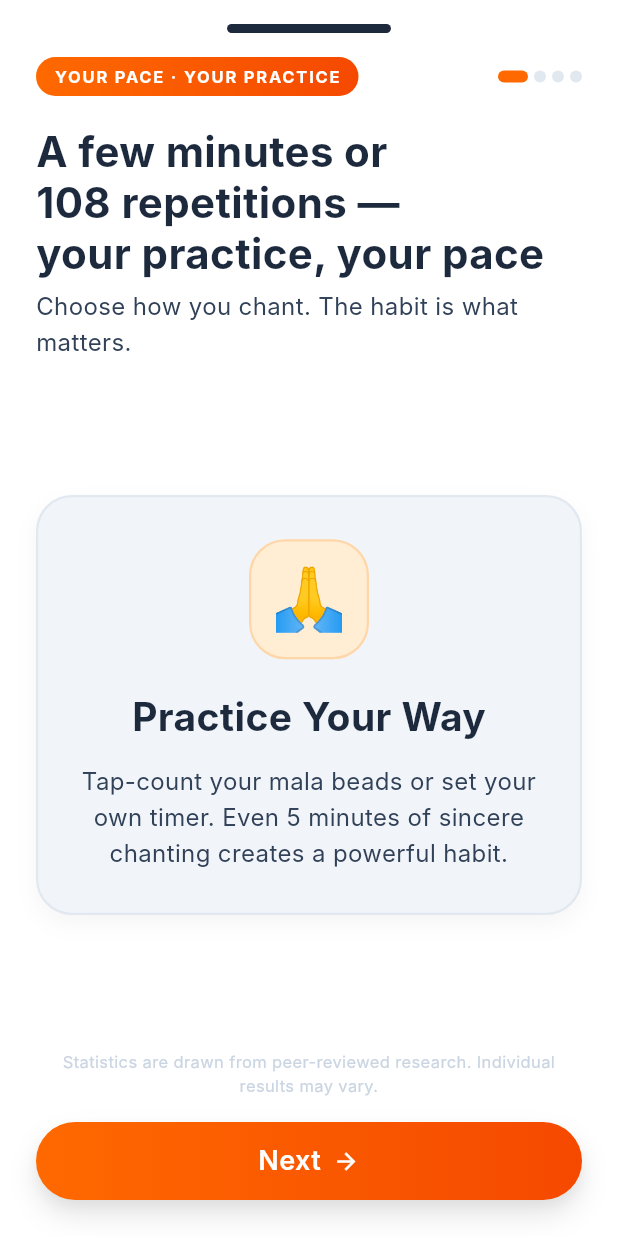
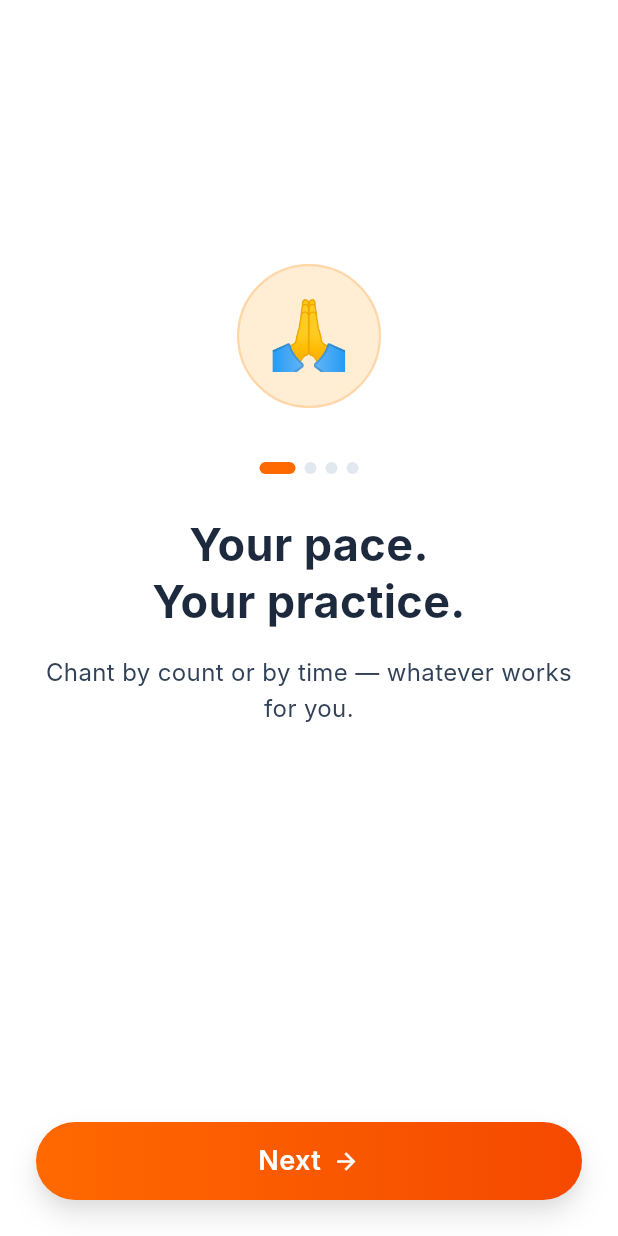
Before and after one commit to mantrastreak-app/MantraStreakApp, a Flutter app: the ChantingStatsScreen screen opened directly with empty values, on a phone screen of 412 x 824 dp. Run offline on Flutter 3.47's test engine with Material 3 defaults, Android fonts, the phone set to English and light mode, and no system bars; our stand-ins replace app_links, just_audio, shared_preferences, supabase_flutter; missing offline and left inert: app_settings; accounts and stored records are empty; Roboto replaces fonts that are missing (Inter).

Commit message:
onboarding screen changes

```diff
--- a/lib/app_router.dart
+++ b/lib/app_router.dart
@@ -243,7 +243,7 @@ class _AppRouterState extends State<AppRouter> {
           key: const ValueKey(AppRoute.home),
           streak: state.prayerStreak,
           totalDays: state.totalPrayerDays,
-          onViewDashboard: () => _navigate(AppRoute.monthlyDashboard),
+          onViewDashboard: () {},
           onProfile: () => _navigate(AppRoute.profile),
           onFavouriteTap: (id) => _openFavouritePrayer(id),
         );
--- a/lib/screens/chanting_stats_screen.dart
+++ b/lib/screens/chanting_stats_screen.dart
@@ -1,41 +1,34 @@
 import 'package:flutter/material.dart';
 import '../theme/app_theme.dart';
+import '../widgets/app_logo.dart';
 import '../widgets/gradient_button.dart';
 
-// Data for each slide
-const _stats = [
-  _Stat(
+// One idea per slide. Short headline. One line of body. That's it.
+const _slides = [
+  _Slide(
     emoji: '🙏',
-    stat: '',
-    headline: 'Practice Your Way',
-    body: 'Tap-count your mala beads or set your own timer. Even 5 minutes of sincere chanting creates a powerful habit.',
-    source: '',
+    headline: 'Your pace.\nYour practice.',
+    body: 'Chant by count or by time — whatever works for you.',
   ),
-  _Stat(
+  _Slide(
     emoji: '📿',
-    stat: '',
-    headline: 'Count Mode',
-    body: 'Tap along with your mala — 11, 21, 54, or 108 repetitions. Complete at your own pace.',
-    source: '',
+    headline: 'Count your\nmala beads.',
+    body: 'Tap 11, 21, 54 or 108 times. Complete at your own pace.',
   ),
-  _Stat(
+  _Slide(
     emoji: '⏱',
-    stat: '',
-    headline: 'Timer Mode',
-    body: 'Set 5, 10, 20 or 30 minutes. Perfect for longer prayers like the Hanuman Chalisa.',
-    source: '',
+    headline: 'Or set a\ntimer.',
+    body: 'Perfect for longer prayers like the Hanuman Chalisa.',
   ),
-  _Stat(
+  _Slide(
     emoji: '🔥',
-    stat: '',
-    headline: 'Build the Habit',
-    body: 'Consistency matters more than duration. Even one round counts toward your streak.',
-    source: '',
+    headline: 'One round\nbuilds a habit.',
+    body: 'Consistency matters more than duration. Every chant counts.',
   ),
 ];
 
 class ChantingStatsScreen extends StatefulWidget {
-  final int statIndex; // 0–3
+  final int statIndex;
   final VoidCallback onContinue;
 
   const ChantingStatsScreen({
@@ -57,7 +50,7 @@ class _ChantingStatsScreenState extends State<ChantingStatsScreen>
     super.initState();
     _controller = AnimationController(
       vsync: this,
-      duration: const Duration(milliseconds: 700),
+      duration: const Duration(milliseconds: 500),
     )..forward();
   }
 
@@ -67,18 +60,18 @@ class _ChantingStatsScreenState extends State<ChantingStatsScreen>
     super.dispose();
   }
 
-  _Stat get _stat => _stats[widget.statIndex];
-  bool get _isLast => widget.statIndex == 3;
-  // Progress 0.30 → 0.55 across the 4 stat screens
-  double get _progress => 0.30 + widget.statIndex * 0.08;
+  _Slide get _slide => _slides[widget.statIndex];
+  bool get _isLast => widget.statIndex == _slides.length - 1;
 
   @override
   Widget build(BuildContext context) {
-    final fade = CurvedAnimation(parent: _controller, curve: Curves.easeIn);
+    final fade = CurvedAnimation(
+        parent: _controller, curve: Curves.easeIn);
     final slide = Tween<Offset>(
-      begin: const Offset(0, 0.12),
+      begin: const Offset(0, 0.08),
       end: Offset.zero,
-    ).animate(CurvedAnimation(parent: _controller, curve: Curves.easeOut));
+    ).animate(CurvedAnimation(
+        parent: _controller, curve: Curves.easeOut));
 
     return Scaffold(
       body: SafeArea(
@@ -86,95 +79,102 @@ class _ChantingStatsScreenState extends State<ChantingStatsScreen>
           color: AppColors.white,
           child: Column(
             children: [
-              _buildHeader(),
               Expanded(
                 child: FadeTransition(
                   opacity: fade,
                   child: SlideTransition(
                     position: slide,
                     child: Padding(
-                        padding: const EdgeInsets.fromLTRB(24, 16, 24, 0),
+                      padding:
+                          const EdgeInsets.symmetric(horizontal: 24),
                       child: Column(
-                          crossAxisAlignment: CrossAxisAlignment.start,
+                        crossAxisAlignment: CrossAxisAlignment.center,
                         children: [
-                            // Badge row
-                            Row(
-                              mainAxisAlignment: MainAxisAlignment.spaceBetween,
-                              children: [
+                          const Spacer(flex: 2),
+
+                          // Big emoji — replaces logo on these screens
+                          // to differentiate from screen 1 & 2 while
+                          // keeping the same centered visual rhythm
                           Container(
-                                  padding: const EdgeInsets.symmetric(
-                                      horizontal: 12, vertical: 5),
+                            width: 96,
+                            height: 96,
                             decoration: BoxDecoration(
-                                    gradient: AppGradients.primaryButton,
-                                    borderRadius: BorderRadius.circular(100),
+                              color: AppColors.primarySurface,
+                              shape: BoxShape.circle,
+                              border: Border.all(
+                                  color: AppColors.primaryBorder,
+                                  width: 1.5),
                             ),
-                                  child: const Text(
-                                    'YOUR PACE · YOUR PRACTICE',
-                                    style: TextStyle(
-                                      fontFamily: 'Inter',
-                                      fontSize: 11,
-                                      fontWeight: FontWeight.w700,
-                                      color: Colors.white,
-                                      letterSpacing: 1.2,
+                            child: Center(
+                              child: Text(
+                                _slide.emoji,
+                                style: const TextStyle(fontSize: 44),
                               ),
                             ),
                           ),
-                                // Step dots
+
+                          const SizedBox(height: 36),
+
+                          // Step dots — small, centered, subtle
                           Row(
-                                  children: List.generate(4, (i) => Container(
-                                    width: i == widget.statIndex ? 20 : 8,
+                            mainAxisAlignment: MainAxisAlignment.center,
+                            children: List.generate(
+                              _slides.length,
+                              (i) => AnimatedContainer(
+                                duration:
+                                    const Duration(milliseconds: 300),
+                                width: i == widget.statIndex ? 24 : 8,
                                 height: 8,
-                                    margin: const EdgeInsets.only(left: 4),
+                                margin: const EdgeInsets.symmetric(
+                                    horizontal: 3),
                                 decoration: BoxDecoration(
                                   color: i == widget.statIndex
                                       ? AppColors.primary
                                       : AppColors.border,
-                                      borderRadius: BorderRadius.circular(4),
-                                    ),
-                                  )),
-                                ),
-                              ],
-                            ),
-                            const SizedBox(height: 20),
-                            const Text(
-                              'A few minutes or\n108 repetitions —\nyour practice, your pace',
-                              style: TextStyle(
-                                fontFamily: 'Inter',
-                                fontSize: 28,
-                                fontWeight: FontWeight.w700,
-                                color: AppColors.textDark,
-                                height: 1.2,
+                                  borderRadius:
+                                      BorderRadius.circular(4),
                                 ),
                               ),
-                            const SizedBox(height: 6),
+                            ),
+                          ),
+
+                          const SizedBox(height: 28),
+
+                          // Headline — same style as education_screen
                           Text(
-                              'Choose how you chant. The habit is what matters.',
-                              style: AppTextStyles.bodyLarge
-                                  .copyWith(color: AppColors.textMedium),
-                            ),
-                            const Spacer(),
-                            // Big stat card
-                            _buildBigStatCard(),
-                            const Spacer(),
-                            Padding(
-                              padding: const EdgeInsets.only(bottom: 8),
-                              child: Text(
-                                'Statistics are drawn from peer-reviewed research. Individual results may vary.',
-                                style: AppTextStyles.labelSmall.copyWith(
-                                  color: AppColors.textPale,
-                                  fontSize: 11,
+                            _slide.headline,
+                            style: AppTextStyles.displayMedium.copyWith(
+                              fontSize: 30,
+                              fontWeight: FontWeight.w700,
+                              height: 1.25,
                             ),
                             textAlign: TextAlign.center,
                           ),
+
+                          const SizedBox(height: 16),
+
+                          // One line of body — same style as
+                          // education_screen subtext
+                          Text(
+                            _slide.body,
+                            style: AppTextStyles.bodyLarge.copyWith(
+                              color: AppColors.textMedium,
+                              height: 1.5,
                             ),
+                            textAlign: TextAlign.center,
+                          ),
+
+                          const Spacer(flex: 3),
                         ],
                       ),
                     ),
                   ),
                 ),
               ),
+
+              // CTA button — same as education_screen
               Padding(
-                  padding: const EdgeInsets.fromLTRB(24, 8, 24, 24),
+                padding: const EdgeInsets.fromLTRB(24, 0, 24, 24),
                 child: GradientButton(
                   label: _isLast ? "I'm ready — let's begin" : 'Next',
                   onPressed: widget.onContinue,
@@ -187,125 +187,16 @@ class _ChantingStatsScreenState extends State<ChantingStatsScreen>
       ),
     );
   }
-
-  Widget _buildHeader() {
-    return Padding(
-      padding: const EdgeInsets.fromLTRB(24, 16, 24, 0),
-      child: Container(
-        height: 6,
-        decoration: BoxDecoration(
-          color: AppColors.border,
-          borderRadius: BorderRadius.circular(100),
-        ),
-        child: FractionallySizedBox(
-          alignment: Alignment.centerLeft,
-          widthFactor: _progress,
-          child: Container(
-            decoration: BoxDecoration(
-              color: AppColors.textDark,
-              borderRadius: BorderRadius.circular(100),
-            ),
-          ),
-        ),
-      ),
-    );
 }
 
-  Widget _buildBigStatCard() {
-    return Container(
-      width: double.infinity,
-      padding: const EdgeInsets.all(28),
-      decoration: BoxDecoration(
-        color: AppColors.surface,
-        borderRadius: BorderRadius.circular(24),
-        border: Border.all(color: AppColors.border, width: 1.5),
-        boxShadow: const [
-          BoxShadow(
-              color: Color(0x0A000000), blurRadius: 12, offset: Offset(0, 6)),
-        ],
-      ),
-      child: Column(
-        children: [
-          // Emoji badge
-          Container(
-            width: 80,
-            height: 80,
-            decoration: BoxDecoration(
-              color: AppColors.primarySurface,
-              borderRadius: BorderRadius.circular(24),
-              border: Border.all(color: AppColors.primaryBorder, width: 1.5),
-            ),
-            child: Center(
-              child: Text(_stat.emoji,
-                  style: const TextStyle(fontSize: 40)),
-            ),
-          ),
-          const SizedBox(height: 20),
-          // Stat number (only shown when non-empty)
-          if (_stat.stat.isNotEmpty) ...[
-            Text(
-              _stat.stat,
-              style: const TextStyle(
-                fontFamily: 'Inter',
-                fontSize: 56,
-                fontWeight: FontWeight.w900,
-                color: AppColors.primary,
-                height: 1.0,
-              ),
-            ),
-            const SizedBox(height: 6),
-          ],
-          // Headline
-          Text(
-            _stat.headline,
-            style: TextStyle(
-              fontFamily: 'Inter',
-              fontSize: _stat.stat.isEmpty ? 26 : 22,
-              fontWeight: FontWeight.w700,
-              color: AppColors.textDark,
-            ),
-          ),
-          const SizedBox(height: 12),
-          // Body
-          Text(
-            _stat.body,
-            style: AppTextStyles.bodyLarge.copyWith(
-              color: AppColors.textMedium,
-              height: 1.5,
-            ),
-            textAlign: TextAlign.center,
-          ),
-          if (_stat.source.isNotEmpty) ...[
-            const SizedBox(height: 12),
-            Text(
-              _stat.source,
-              style: const TextStyle(
-                fontFamily: 'Inter',
-                fontSize: 12,
-                color: AppColors.textPale,
-                fontStyle: FontStyle.italic,
-              ),
-              textAlign: TextAlign.center,
-            ),
-          ],
-        ],
-      ),
-    );
-  }
-}
-
-class _Stat {
+class _Slide {
   final String emoji;
-  final String stat;
   final String headline;
   final String body;
-  final String source;
 
-  const _Stat({
+  const _Slide({
     required this.emoji,
-    required this.stat,
     required this.headline,
     required this.body,
-    required this.source,
   });
 }
```
Also changed, not shown: 1 other file. Lines whose indentation alone changed are shown as unchanged.
